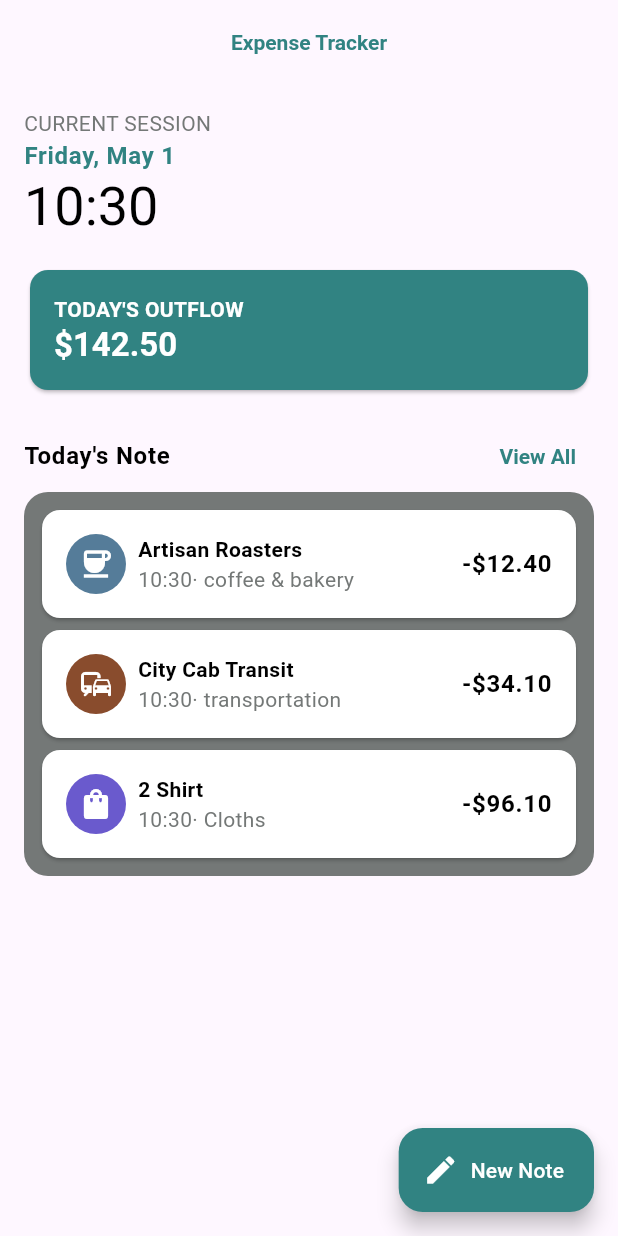
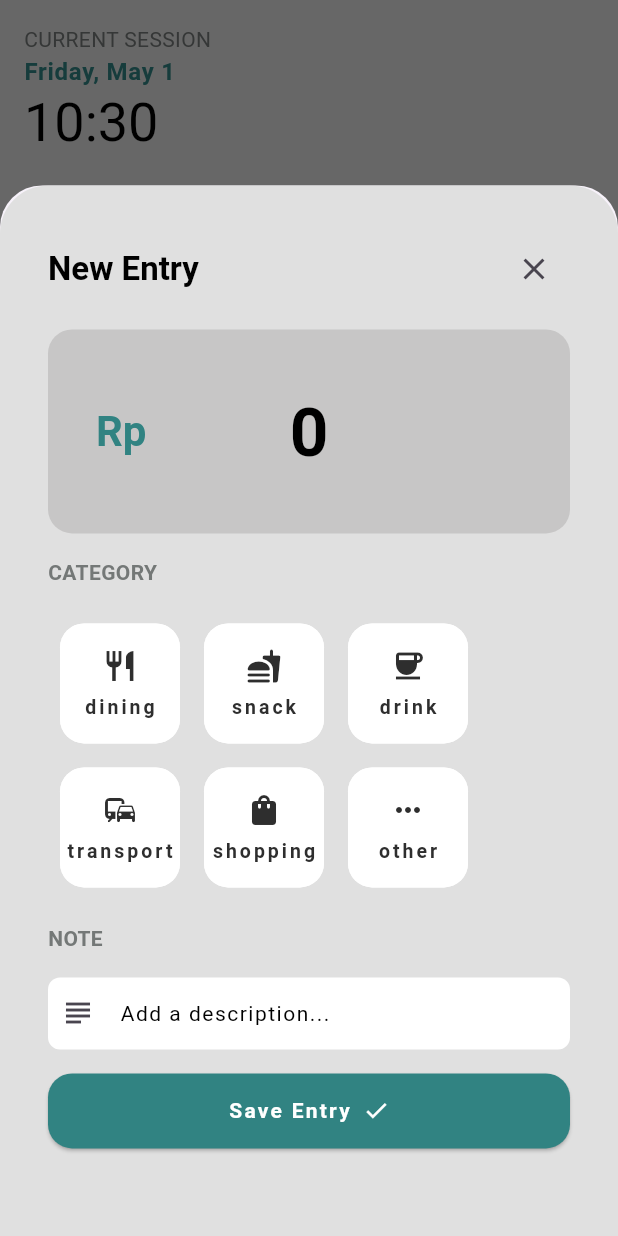
Before and after one commit to bima1313/expense_tracker, a Flutter app: the screen it shows after launch, after a tap on "New Note", on a phone screen of 412 x 824 dp. Run offline on Flutter 3.47's test engine with Material 3 defaults, Android fonts, the phone set to English and light mode, and no system bars; our stand-ins replace get; Roboto replaces fonts that are missing (Manrope).

Commit message:
feat: add theme colors and modal triggered by FloatingActionButton
- Add new color palette to global theme
- Configure ElevatedButton theme for global
- Implement new modal accessible via FAB

```diff
--- a/lib/core/themes/app_colors.dart
+++ b/lib/core/themes/app_colors.dart
@@ -13,4 +13,5 @@ abstract class AppColors {
   static const Color slateBlue = Color(0xFF557C99);
   static const Color purpleBlue = Color(0xFF6A5ACD);
   static const Color slateGrey = Color(0xFF6D8196);
+  static const Color windChime = Color(0xFFE0E0E0);
 }
--- a/lib/core/themes/app_theme.dart
+++ b/lib/core/themes/app_theme.dart
@@ -11,6 +11,7 @@ abstract class AppTheme {
       brightness: Brightness.light,
       textTheme: AppTypography.textTheme,
       primaryColor: AppColors.primary,
+      scaffoldBackgroundColor: AppColors.windChime,
       appBarTheme: AppBarThemeData(
         centerTitle: true,
         backgroundColor: Colors.transparent,
@@ -37,6 +38,22 @@ abstract class AppTheme {
       progressIndicatorTheme: ProgressIndicatorThemeData(
         color: AppColors.primary,
       ),
+      elevatedButtonTheme: ElevatedButtonThemeData(
+        style: ButtonStyle(
+          shape: .all(
+            RoundedRectangleBorder(borderRadius: .all(.circular(16.0))),
+          ),
+          textStyle: .all(
+            const TextStyle(
+              fontSize: 14.0,
+              fontWeight: .bold,
+              letterSpacing: 1.5,
+            ),
+          ),
+          backgroundColor: .all(AppColors.primary),
+          foregroundColor: .all(Colors.white),
+        ),
+      ),
     );
   }
 }
--- a/lib/features/home/presentation/screens/home_screen.dart
+++ b/lib/features/home/presentation/screens/home_screen.dart
@@ -1,6 +1,7 @@
 import 'package:expense_tracker/core/themes/app_theme.dart';
 import 'package:expense_tracker/features/home/presentation/getx/bindings/home_binding.dart';
 import 'package:expense_tracker/features/home/presentation/widgets/card_header.dart';
+import 'package:expense_tracker/features/home/presentation/widgets/modal_bottom_widget.dart';
 import 'package:expense_tracker/features/home/presentation/widgets/note_list.dart';
 import 'package:expense_tracker/features/home/presentation/widgets/time_widget.dart';
 import 'package:flutter/material.dart';
@@ -13,7 +14,6 @@ class HomeScreen extends StatelessWidget {
   @override
   Widget build(BuildContext context) {
     return Scaffold(
-      appBar: AppBar(title: Text("Expense Tracker")),
       body: SingleChildScrollView(
         child: Padding(
           padding: const .all(16.0),
@@ -47,7 +47,15 @@ class HomeScreen extends StatelessWidget {
       floatingActionButton: FloatingActionButton.extended(
         icon: const Icon(Icons.mode_edit),
         label: const Text("New Note"),
-        onPressed: () {},
+        onPressed: () {
+          showModalBottomSheet(
+            context: context,
+            builder: (context) {
+              return ModalBottomWidget();
+            },
+            isScrollControlled: true,
+          );
+        },
       ),
     );
   }
@@ -58,6 +66,7 @@ PreviewThemeData lightTheme() =>
 @Preview(size: Size(360, 800), name: "Home Screen Preview", theme: lightTheme)
 Widget homeScreenPreview() {
   return GetMaterialApp(
+    theme: AppTheme.lightTheme,
     getPages: [
       GetPage(
         name: "/",
--- /dev/null
+++ b/lib/features/home/presentation/utils/currency_input_formatter.dart
@@ -0,0 +1,24 @@
+import 'package:flutter/services.dart';
+import 'package:intl/intl.dart';
+
+class CurrencyInputFormatter extends TextInputFormatter {
+  final _currencyFormat = NumberFormat.currency(
+    locale: "ID",
+    symbol: "",
+    decimalDigits: 0,
+  );
+  String? pointNumber;
+  @override
+  TextEditingValue formatEditUpdate(
+    TextEditingValue oldValue,
+    TextEditingValue newValue,
+  ) {
+    final newText = newValue.text.replaceAll(".", "");
+    final number = int.tryParse(newText) ?? 0;
+    final value = _currencyFormat.format(number);
+    return newValue.copyWith(
+      text: value,
+      selection: .collapsed(offset: value.length),
+    );
+  }
+}
--- /dev/null
+++ b/lib/features/home/presentation/widgets/amount_input.dart
@@ -0,0 +1,52 @@
+import 'package:expense_tracker/core/themes/app_colors.dart';
+import 'package:expense_tracker/core/themes/app_theme.dart';
+import 'package:expense_tracker/features/home/presentation/utils/currency_input_formatter.dart';
+import 'package:flutter/material.dart';
+import 'package:flutter/widget_previews.dart';
+
+class AmountInput extends StatelessWidget {
+  const AmountInput({super.key, required this.controller});
+  final TextEditingController controller;
+  @override
+  Widget build(BuildContext context) {
+    return Expanded(
+      child: TextField(
+        textAlign: .center,
+        cursorColor: AppColors.primary,
+        cursorWidth: 2.5,
+        keyboardType: .number,
+        inputFormatters: [CurrencyInputFormatter()],
+        style: Theme.of(context).textTheme.headlineLarge?.copyWith(
+          fontSize: 45.0,
+          color: Colors.black,
+          fontWeight: .bold,
+        ),
+        controller: controller,
+        decoration: InputDecoration(
+          hint: Center(
+            child: Text(
+              "0",
+              style: Theme.of(context).textTheme.headlineLarge?.copyWith(
+                fontSize: 45.0,
+                color: Colors.black,
+                fontWeight: .bold,
+              ),
+            ),
+          ),
+          border: InputBorder.none,
+        ),
+      ),
+    );
+  }
+}
+
+PreviewThemeData lightTheme() =>
+    PreviewThemeData(materialLight: AppTheme.lightTheme);
+@Preview(name: "Modal Bottom Widget Preview", theme: lightTheme)
+Widget modalBottomWidgetPreview() {
+  final TextEditingController controller = TextEditingController();
+  return Container(
+    color: Colors.white,
+    child: AmountInput(controller: controller),
+  );
+}
--- /dev/null
+++ b/lib/features/home/presentation/widgets/category_item.dart
@@ -0,0 +1,27 @@
+import 'package:expense_tracker/core/themes/app_theme.dart';
+import 'package:expense_tracker/features/home/presentation/utils/category_ui_mapper.dart';
+import 'package:expense_tracker/shared/domain/entities/category_type.dart';
+import 'package:flutter/material.dart';
+import 'package:flutter/widget_previews.dart';
+
+class CategoryItem extends StatelessWidget {
+  const CategoryItem({super.key, required this.value});
+  final CategoryType value;
+  @override
+  Widget build(BuildContext context) {
+    return Column(
+      spacing: 8.0,
+      mainAxisAlignment: .center,
+      children: [Icon(value.icon), Text(value.name)],
+    );
+  }
+}
+
+PreviewThemeData lightTheme() =>
+    PreviewThemeData(materialLight: AppTheme.lightTheme);
+@Preview(name: "Category Item Widget Preview", theme: lightTheme)
+Widget modalBottomWidgetPreview() {
+  return Scaffold(
+    body: Center(child: CategoryItem(value: CategoryType.dining)),
+  );
+}
--- /dev/null
+++ b/lib/features/home/presentation/widgets/custom_radio_category.dart
@@ -0,0 +1,94 @@
+import 'package:expense_tracker/core/themes/app_colors.dart';
+import 'package:expense_tracker/features/home/presentation/getx/controllers/category_selected_controller.dart';
+import 'package:expense_tracker/features/home/presentation/widgets/category_item.dart';
+import 'package:expense_tracker/shared/domain/entities/category_type.dart';
+import 'package:flutter/material.dart';
+import 'package:get/get.dart';
+
+class CustomRadioCategory extends StatelessWidget {
+  const CustomRadioCategory({
+    super.key,
+    required this.onChanged,
+    required this.items,
+    this.size,
+  });
+  final ValueChanged<CategoryType> onChanged;
+  final List<CategoryItem> items;
+  final double? size;
+  @override
+  Widget build(BuildContext context) {
+    return Wrap(
+      children: [
+        for (int i = 0; i < items.length; i++)
+          Padding(
+            padding: const .all(8.0),
+            child: _RadioItemPaint(
+              value: items[i].value,
+              size: size ?? 100,
+              onTap: () => onChanged(items[i].value),
+              child: items[i],
+            ),
+          ),
+      ],
+    );
+  }
+}
+
+class _RadioItemPaint extends StatelessWidget {
+  const _RadioItemPaint({
+    this.onTap,
+    required this.value,
+    required this.size,
+    required this.child,
+  });
+  final void Function()? onTap;
+  final CategoryType value;
+  final double size;
+  final Widget child;
+  @override
+  Widget build(BuildContext context) {
+    final controller = Get.find<CategorySelectedController>();
+    return GestureDetector(
+      onTap: onTap,
+      child: Obx(() {
+        final categoryName = controller.categoryName.value;
+        return DefaultTextStyle(
+          style: TextStyle(
+            fontSize: 13.0,
+            color: categoryName == value
+                ? Colors.white
+                : const Color.fromARGB(255, 46, 46, 46),
+            fontWeight: .bold,
+            letterSpacing: 2.0,
+          ),
+          child: IconTheme(
+            data: IconThemeData(
+              color: categoryName == value
+                  ? Colors.white
+                  : const Color.fromARGB(255, 46, 46, 46),
+            ),
+            child: Container(
+              width: size,
+              height: size,
+              decoration: BoxDecoration(
+                color: categoryName == value ? AppColors.primary : Colors.white,
+                borderRadius: .all(.circular(16.0)),
+                boxShadow: [
+                  categoryName == value
+                      ? BoxShadow(
+                          color: AppColors.beauVert,
+                          offset: Offset(0, 4),
+                          blurRadius: 5.0,
+                          spreadRadius: 2.5,
+                        )
+                      : BoxShadow(color: Colors.white),
+                ],
+              ),
+              child: child,
+            ),
+          ),
+        );
+      }),
+    );
+  }
+}
--- /dev/null
+++ b/lib/features/home/presentation/widgets/custom_text_field.dart
@@ -0,0 +1,60 @@
+import 'package:expense_tracker/core/themes/app_theme.dart';
+import 'package:flutter/material.dart';
+import 'package:flutter/widget_previews.dart';
+
+class CustomTextField extends StatelessWidget {
+  const CustomTextField({
+    super.key,
+    required this.controller,
+    required this.hintText,
+    this.backgroundColor,
+  });
+  final TextEditingController controller;
+  final String hintText;
+  final Color? backgroundColor;
+  @override
+  Widget build(BuildContext context) {
+    return Container(
+      decoration: BoxDecoration(
+        color: backgroundColor ?? Colors.white,
+        borderRadius: .all(.circular(8.0)),
+      ),
+      child: Padding(
+        padding: const .only(left: 8.0),
+        child: TextField(
+          cursorColor: Colors.black,
+          controller: controller,
+          style: Theme.of(context).textTheme.bodyMedium?.copyWith(
+            color: Colors.black,
+            letterSpacing: 1.0,
+          ),
+          decoration: InputDecoration(
+            icon: Icon(Icons.subject),
+            hint: Text(
+              hintText,
+              style: Theme.of(context).textTheme.bodyMedium?.copyWith(
+                color: Colors.black,
+                letterSpacing: 1.0,
+              ),
+            ),
+            border: .none,
+          ),
+        ),
+      ),
+    );
+  }
+}
+
+PreviewThemeData lightTheme() =>
+    PreviewThemeData(materialLight: AppTheme.lightTheme);
+@Preview(name: "Custom Text Field Widget Preview", theme: lightTheme)
+Widget modalBottomWidgetPreview() {
+  final TextEditingController controller = TextEditingController();
+  return Container(
+    color: Colors.white,
+    child: CustomTextField(
+      controller: controller,
+      hintText: "Add a description...",
+    ),
+  );
+}
--- /dev/null
+++ b/lib/features/home/presentation/widgets/modal_bottom_widget.dart
@@ -0,0 +1,130 @@
+import 'package:expense_tracker/core/themes/app_colors.dart';
+import 'package:expense_tracker/core/themes/app_theme.dart';
+import 'package:expense_tracker/features/home/presentation/getx/controllers/category_selected_controller.dart';
+import 'package:expense_tracker/features/home/presentation/widgets/amount_input.dart';
+import 'package:expense_tracker/features/home/presentation/widgets/category_item.dart';
+import 'package:expense_tracker/features/home/presentation/widgets/custom_radio_category.dart';
+import 'package:expense_tracker/features/home/presentation/widgets/custom_text_field.dart';
+import 'package:expense_tracker/features/home/presentation/widgets/modal_header.dart';
+import 'package:expense_tracker/shared/domain/entities/category_type.dart';
+import 'package:flutter/material.dart';
+import 'package:flutter/widget_previews.dart';
+import 'package:get/get.dart';
+
+class ModalBottomWidget extends StatefulWidget {
+  const ModalBottomWidget({super.key});
+
+  @override
+  State<ModalBottomWidget> createState() => _ModalBottomWidgetState();
+}
+
+class _ModalBottomWidgetState extends State<ModalBottomWidget> {
+  final TextEditingController _amountController = TextEditingController();
+  final TextEditingController _noteController = TextEditingController();
+
+  @override
+  void dispose() {
+    _amountController.dispose();
+    _noteController.dispose();
+    super.dispose();
+  }
+
+  @override
+  Widget build(BuildContext context) {
+    final controller = Get.put(CategorySelectedController());
+    return Container(
+      height: MediaQuery.of(context).size.height * 0.85,
+      decoration: BoxDecoration(
+        color: AppColors.windChime,
+        borderRadius: const .directional(
+          topStart: .circular(32.0),
+          topEnd: .circular(32.0),
+        ),
+      ),
+      child: Padding(
+        padding: const .all(32.0),
+        child: Column(
+          spacing: 16.0,
+          crossAxisAlignment: .start,
+          children: [
+            const ModalHeader(),
+            Container(
+              decoration: BoxDecoration(
+                color: const Color.fromARGB(255, 199, 198, 198),
+                borderRadius: .all(.circular(16.0)),
+              ),
+              child: Padding(
+                padding: const .all(32.0),
+                child: Stack(
+                  alignment: .centerStart,
+                  children: [
+                    AmountInput(controller: _amountController),
+                    Container(
+                      color: const Color.fromARGB(255, 199, 198, 198),
+                      child: Padding(
+                        padding: const EdgeInsets.symmetric(vertical: 14.0),
+                        child: Text(
+                          "Rp",
+                          style: Theme.of(context).textTheme.headlineMedium
+                              ?.copyWith(
+                                color: AppColors.primary,
+                                fontWeight: .bold,
+                              ),
+                        ),
+                      ),
+                    ),
+                  ],
+                ),
+              ),
+            ),
+            Text(
+              "category".toUpperCase(),
+              style: Theme.of(
+                context,
+              ).textTheme.bodyMedium?.copyWith(fontWeight: .w600),
+            ),
+            CustomRadioCategory(
+              onChanged: (value) {
+                controller.setCategory(name: value);
+              },
+              size: 80,
+              items: CategoryType.values.map((category) {
+                return CategoryItem(value: category);
+              }).toList(),
+            ),
+            Text(
+              "note".toUpperCase(),
+              style: Theme.of(
+                context,
+              ).textTheme.bodyMedium?.copyWith(fontWeight: .w600),
+            ),
+            CustomTextField(
+              controller: _noteController,
+              hintText: "Add a description...",
+            ),
+            ElevatedButton(
+              style: ElevatedButton.styleFrom(
+                fixedSize: Size(double.infinity, 50.0),
+              ),
+              onPressed: () {},
+              child: Row(
+                spacing: 8.0,
+                mainAxisAlignment: .center,
+                children: [Text("Save Entry"), Icon(Icons.check)],
+              ),
+            ),
+          ],
+        ),
+      ),
+    );
+  }
+}
+
+PreviewThemeData lightTheme() =>
+    PreviewThemeData(materialLight: AppTheme.lightTheme);
+@Preview(
+  size: Size(360, 800),
+  name: "Modal Bottom Widget Preview",
+  theme: lightTheme,
+)
+Widget modalBottomWidgetPreview() => const ModalBottomWidget();
--- /dev/null
+++ b/lib/features/home/presentation/widgets/modal_header.dart
@@ -0,0 +1,40 @@
+import 'package:expense_tracker/core/themes/app_theme.dart';
+import 'package:flutter/material.dart';
+import 'package:flutter/widget_previews.dart';
+
+class ModalHeader extends StatelessWidget {
+  const ModalHeader({super.key});
+
+  @override
+  Widget build(BuildContext context) {
+    return Row(
+      mainAxisAlignment: .spaceBetween,
+      children: [
+        Text(
+          "New Entry",
+          style: Theme.of(context).textTheme.titleLarge?.copyWith(
+            color: Colors.black,
+            fontWeight: .bold,
+          ),
+        ),
+        IconButton(
+          icon: Icon(Icons.close),
+          onPressed: () {
+            Navigator.pop(context);
+          },
+        ),
+      ],
+    );
+  }
+}
+
+PreviewThemeData lightTheme() =>
+    PreviewThemeData(materialLight: AppTheme.lightTheme);
+@Preview(name: "Modal Header Widget", theme: lightTheme)
+Widget modalHeaderWidget() => Container(
+  color: Colors.white,
+  child: Padding(
+    padding: const EdgeInsets.all(8.0),
+    child: const ModalHeader(),
+  ),
+);
```
